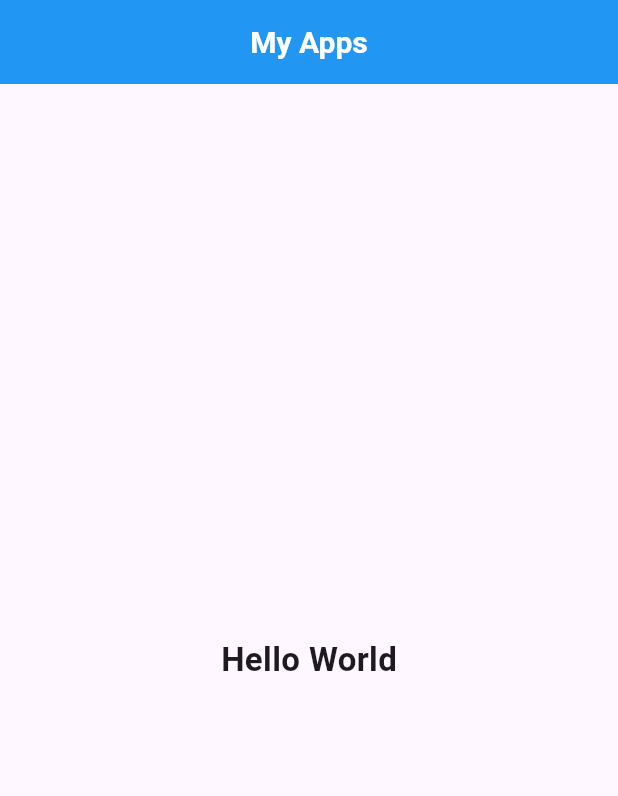
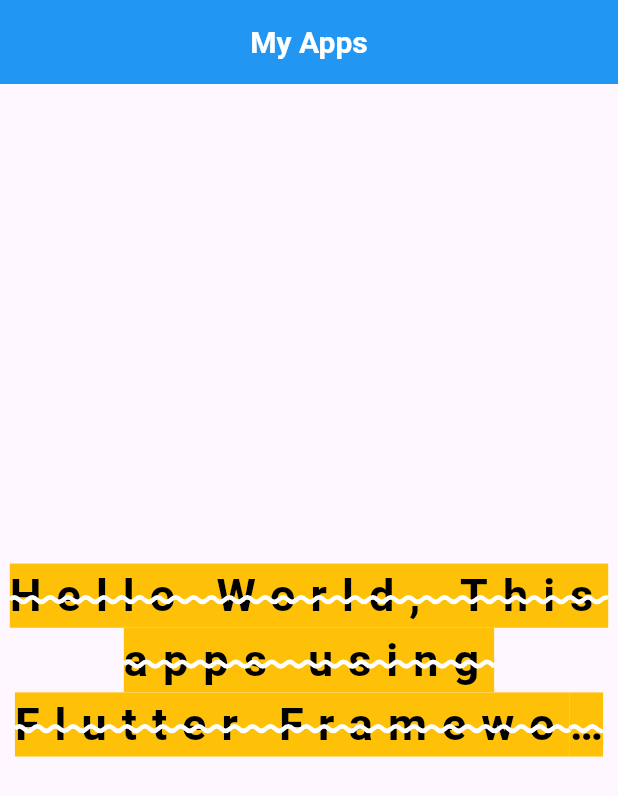
Before and after one commit to RizkiDesu/belajar_flutter, a Flutter app: the screen it shows after launch, on a phone screen of 412 x 824 dp. Shown: the top 796 px of the screen. Run offline on Flutter 3.47's test engine with Material 3 defaults, Android fonts, the phone set to English and light mode, and no system bars; our stand-ins replace flutter_map, geolocator, latlong2; Roboto replaces fonts that are missing (GoogleSans).

Commit message:
Text widget

```diff
--- a/lib/main.dart
+++ b/lib/main.dart
@@ -14,9 +14,10 @@
       home: Scaffold(
         appBar: AppBar(
           backgroundColor: Colors.blue, // Warna AppBar
-          title: const Text(
+          title: Text(
             'My Apps',
             style: TextStyle(
+              fontFamily: 'GoogleSans',
               color: Colors.white, // Warna title
               fontSize: 20,
               fontWeight: FontWeight.bold,
@@ -24,10 +25,24 @@
           ),
           centerTitle: true, // Title di tengah
         ),
-        body: const Center(
+        body: Center(
           child: Text(
-            'Hello World',
-            style: TextStyle(fontSize: 22, fontWeight: FontWeight.bold),
+            'Hello World, This apps using Flutter Framework, and Flutter is a framework for building beautiful, natively compiled applications for mobile, web, and desktop from a single codebase.',
+            maxLines: 3,
+            overflow: TextOverflow.ellipsis,
+            textAlign: TextAlign.center,
+            style: TextStyle(
+              backgroundColor: Colors.amber,
+              color: Colors.black,
+              fontSize: 30,
+              fontWeight: FontWeight.bold,
+              letterSpacing: 10,
+              fontFamily: 'GoogleSans',
+              decoration: TextDecoration.lineThrough,
+              decorationStyle: TextDecorationStyle.wavy,
+              decorationColor: Colors.white,
+              decorationThickness: 2,
+            ),
           ),
         ),
       ),
```
Also changed, not shown: pubspec.yaml (+6 -6 lines), 3 other files.
